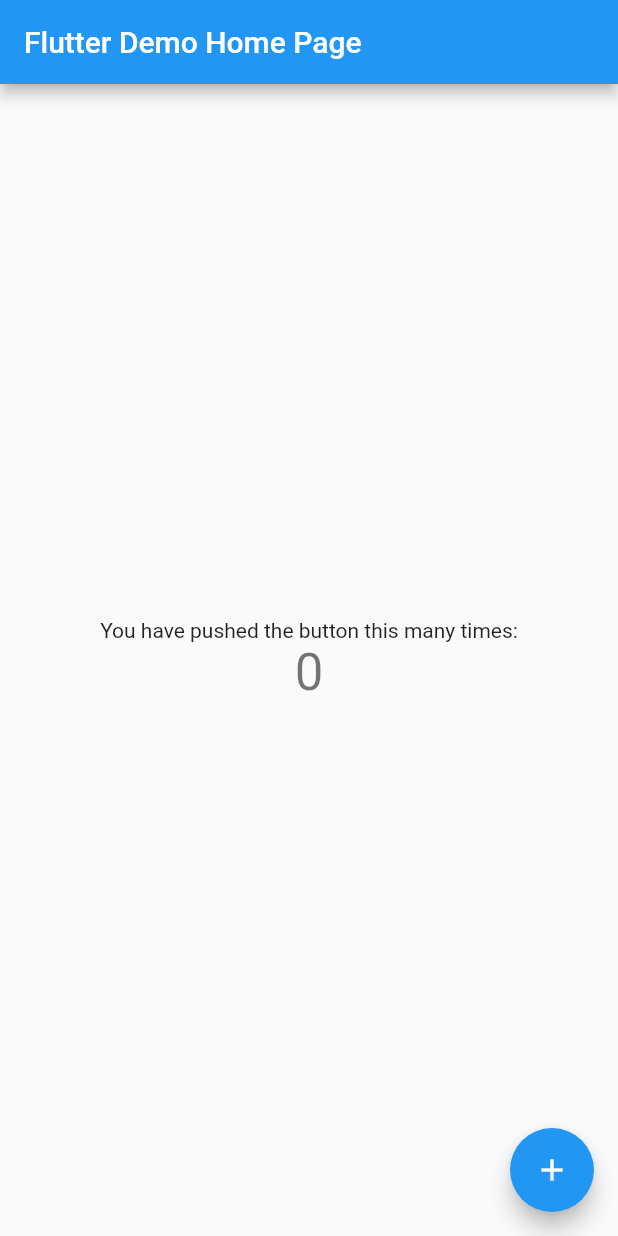
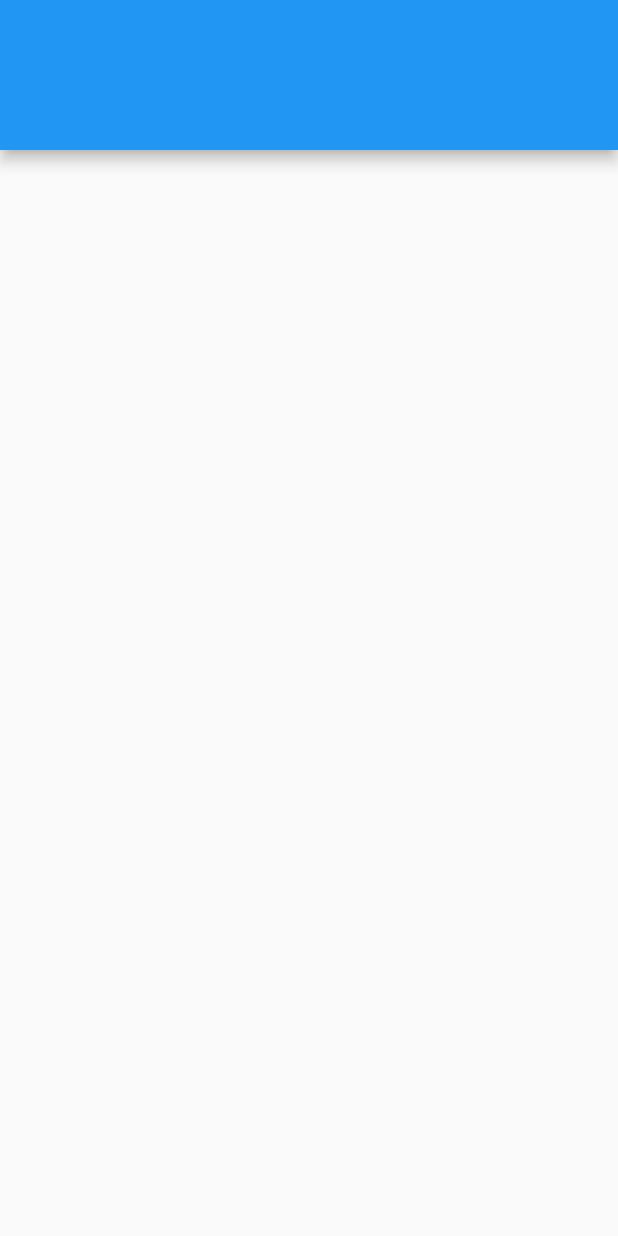
Before and after one commit to makhosravi/reposive_panel, a Flutter app: the screen it shows after launch, on a phone screen of 412 x 824 dp. Run offline on Flutter 3.47's test engine with Material 2 defaults, Android fonts, the phone set to English and light mode, and no system bars.

Commit message:
implemented widget tree & responsive handler

```diff
--- a/flutter_responsive_panel/lib/main.dart
+++ b/flutter_responsive_panel/lib/main.dart
@@ -1,4 +1,5 @@
 import 'package:flutter/material.dart';
+import 'package:flutter_responsive_panel/widget_tree.dart';
 
 void main() {
   runApp(const MyApp());
@@ -24,7 +25,7 @@
         // is not restarted.
         primarySwatch: Colors.blue,
       ),
-      home: const MyHomePage(title: 'Flutter Demo Home Page'),
+      home: const WidgetTree(),
     );
   }
 }
--- /dev/null
+++ b/flutter_responsive_panel/lib/responsive_layout.dart
@@ -0,0 +1,67 @@
+import 'package:flutter/material.dart';
+
+class ResponsiveLayout extends StatelessWidget {
+  const ResponsiveLayout({
+    Key? key,
+    required this.tiny,
+    required this.phone,
+    required this.tablet,
+    required this.largeTablet,
+    required this.computer,
+  }) : super(key: key);
+
+  final Widget tiny; // like smart watch
+  final Widget phone;
+  final Widget tablet;
+  final Widget largeTablet;
+  final Widget computer;
+
+  static const double tinyHeightLimit = 100.0;
+  static const double tinyLimit = 270.0;
+  static const double phoneLimit = 550.0;
+  static const double tableLimit = 800.0;
+  static const double largeTabletLimit = 1100.0;
+
+  static bool isTinyHeightLimit(BuildContext context) =>
+      MediaQuery.of(context).size.height < tinyHeightLimit;
+
+  static bool isTinyLimit(BuildContext context) =>
+      MediaQuery.of(context).size.width < tinyLimit;
+
+  static bool isPhone(BuildContext context) =>
+      MediaQuery.of(context).size.width < phoneLimit &&
+      MediaQuery.of(context).size.width >= tinyLimit;
+
+  static bool isTablet(BuildContext context) =>
+      MediaQuery.of(context).size.width < tableLimit &&
+      MediaQuery.of(context).size.width >= phoneLimit;
+
+  static bool isLargeTablet(BuildContext context) =>
+      MediaQuery.of(context).size.width < largeTabletLimit &&
+      MediaQuery.of(context).size.width >= tableLimit;
+
+  static bool isComputer(BuildContext context) =>
+      MediaQuery.of(context).size.width >= largeTabletLimit;
+
+  @override
+  Widget build(BuildContext context) {
+    return LayoutBuilder(
+      builder: (BuildContext context, BoxConstraints constraints) {
+        if (constraints.maxWidth < tinyLimit ||
+            constraints.maxHeight < tinyHeightLimit) {
+          return tiny;
+        }
+        if (constraints.maxWidth < phoneLimit) {
+          return phone;
+        }
+        if (constraints.maxWidth < tableLimit) {
+          return tablet;
+        }
+        if (constraints.maxWidth < largeTabletLimit) {
+          return largeTablet;
+        }
+        return computer;
+      },
+    );
+  }
+}
--- /dev/null
+++ b/flutter_responsive_panel/lib/widget_tree.dart
@@ -0,0 +1,30 @@
+import 'package:flutter/material.dart';
+import 'package:flutter_responsive_panel/responsive_layout.dart';
+
+class WidgetTree extends StatefulWidget {
+  const WidgetTree({Key? key}) : super(key: key);
+
+  @override
+  State<WidgetTree> createState() => _WidgetTreeState();
+}
+
+class _WidgetTreeState extends State<WidgetTree> {
+  @override
+  Widget build(BuildContext context) {
+    return Scaffold(
+      appBar: PreferredSize(
+          child: (ResponsiveLayout.isTinyLimit(context) ||
+                  ResponsiveLayout.isTinyHeightLimit(context)
+              ? Container()
+              : AppBar()),
+          preferredSize: const Size(double.infinity, 100.0)),
+      body: ResponsiveLayout(
+        tiny: Container(),
+        phone: Container(),
+        tablet: Container(),
+        largeTablet: Container(),
+        computer: Container(),
+      ),
+    );
+  }
+}
```
